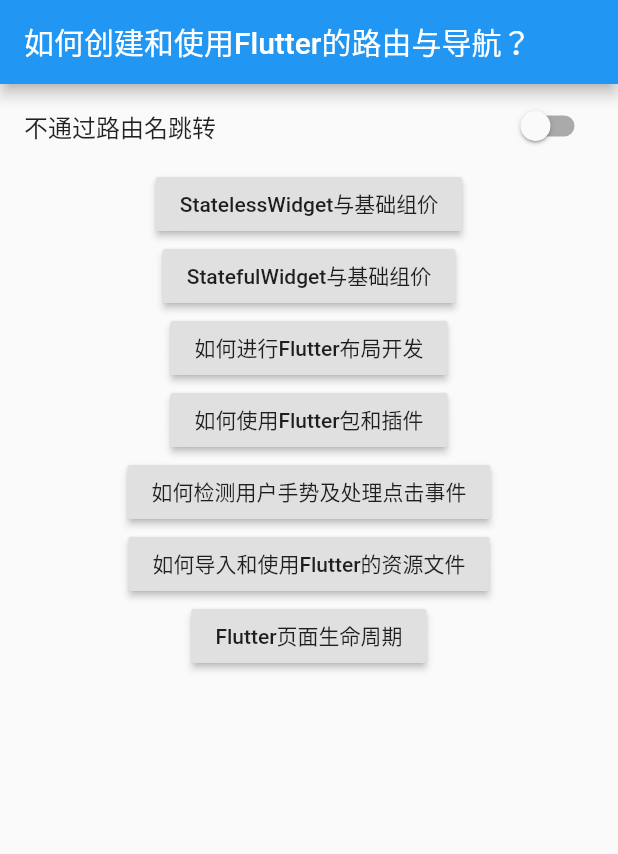
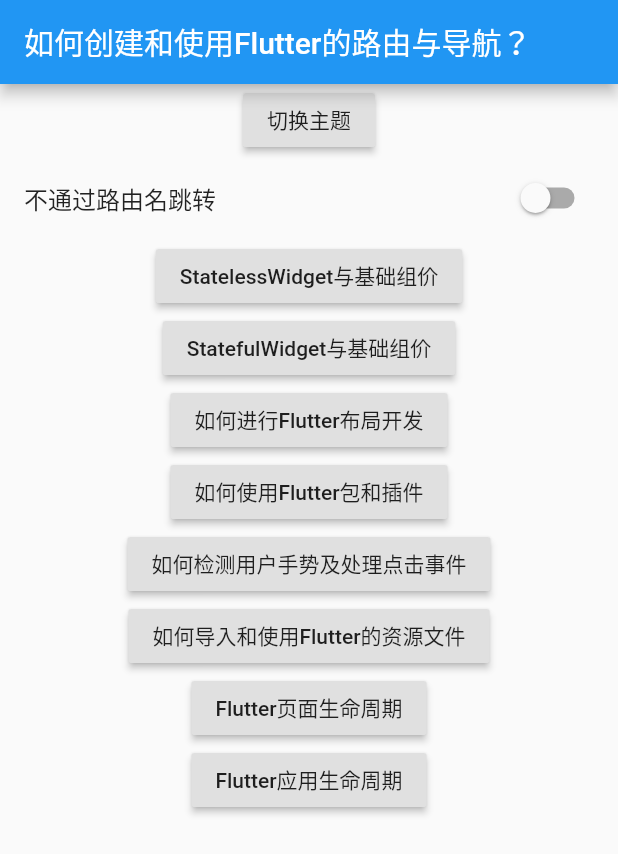
Before and after one commit to cherryhsu/Flutter-study, a Flutter app: the screen it shows after launch, on a phone screen of 412 x 824 dp. Shown: the top 854 px of the screen. Run offline on Flutter 3.47's test engine with Material 2 defaults, Android fonts, the phone set to English and light mode, and no system bars; missing offline and left inert: dart:ffi, flutter_color_plugin.

Commit message:
应用生命周期

```diff
--- a/lib/main.dart
+++ b/lib/main.dart
@@ -2,6 +2,7 @@ import 'package:flutter/material.dart';
 import 'package:fluttertest1/pluginUse.dart';
 import 'package:fluttertest1/res_page.dart';
 
+import 'app_lifecycle.dart';
 import 'gesture.dart';
 import 'layout_page.dart';
 import 'less_group_page.dart';
@@ -9,16 +10,23 @@ import 'statefull_group_page.dart';
 import 'widget_lifecycle.dart';
 
 void main() {
-  runApp(MyApp());
+  runApp(DynamicTheme());
 }
 
-class MyApp extends StatelessWidget {
-  // This widget is the root of your application.
+class DynamicTheme extends StatefulWidget {
+  @override
+  _DynamicThemeState createState() => _DynamicThemeState();
+}
+
+class _DynamicThemeState extends State<DynamicTheme> {
+  Brightness _brightness = Brightness.light;
+
   @override
   Widget build(BuildContext context) {
     return MaterialApp(
         title: 'Flutter Demo',
         theme: ThemeData(
+          brightness: _brightness, //夜间模式
           primarySwatch: Colors.blue,
         ),
         home: Scaffold(
@@ -26,7 +34,23 @@ class MyApp extends StatelessWidget {
           appBar: AppBar(
             title: Text('如何创建和使用Flutter的路由与导航？'),
           ),
-          body: RouteNavigator(),
+          body: Column(
+            children: <Widget>[
+              RaisedButton(
+                onPressed: () {
+                  setState(() {
+                    if (_brightness == Brightness.dark) {
+                      _brightness = Brightness.light;
+                    } else {
+                      _brightness = Brightness.dark;
+                    }
+                  });
+                },
+                child: Text('切换主题'),
+              ),
+              RouteNavigator()
+            ],
+          ),
         ),
         routes: <String, WidgetBuilder>{
           'plugin': (BuildContext context) => PluginUse(),
@@ -36,7 +60,15 @@ class MyApp extends StatelessWidget {
           'gesture': (BuildContext context) => GesturePage(),
           'res': (BuildContext context) => ResPage(),
           'lifecycle': (BuildContext context) => WidgetLifecycle(),
+          'applifecycle': (BuildContext context) => AppLifecycle(),
         });
+  }
+}
+
+class MyApp extends StatelessWidget {
+  @override
+  Widget build(BuildContext context) {
+    return Container();
   }
 }
 
@@ -68,6 +100,7 @@ class _RouteNavigatorState extends State<RouteNavigator> {
           _item('如何检测用户手势及处理点击事件', GesturePage(), 'gesture'),
           _item('如何导入和使用Flutter的资源文件', ResPage(), 'res'),
           _item('Flutter页面生命周期', WidgetLifecycle(), 'lifecycle'),
+          _item('Flutter应用生命周期', AppLifecycle(), 'applifecycle'),
         ],
       ),
     );
```
Also changed, not shown: lib/app_lifecycle.dart (added, +54 -0 lines).
